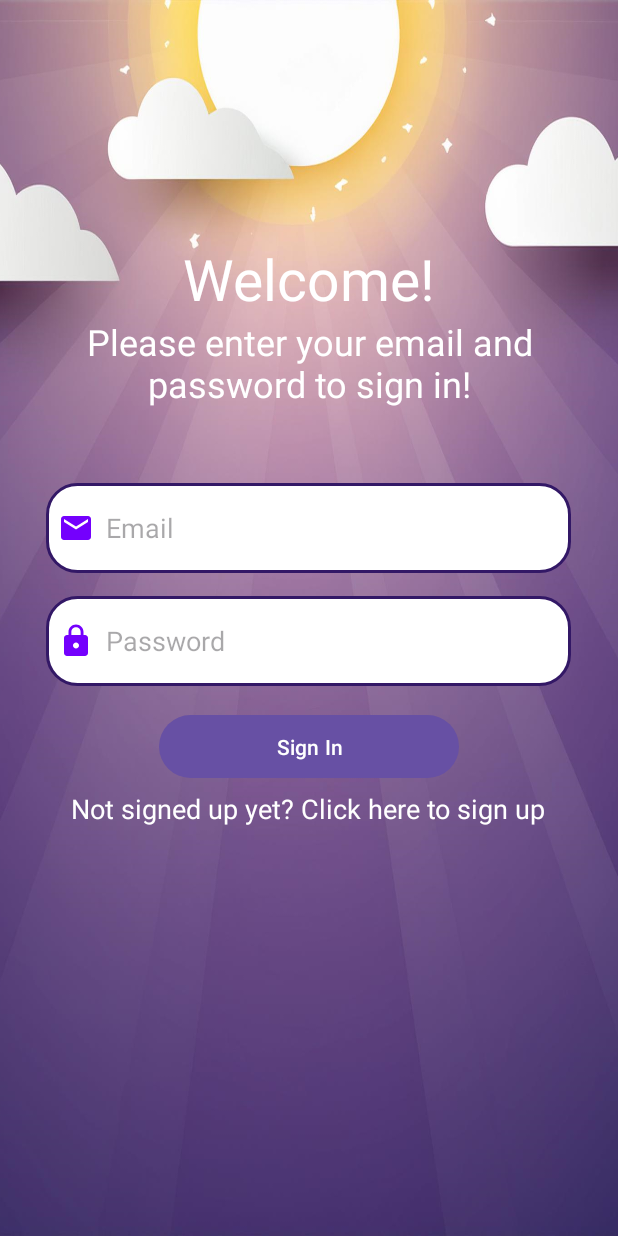
After one commit to AngelHannah/AWeatherApp, an Android app: the layout activity_login.xml on its own in the app's theme, with its tools: preview values and no code run, on a phone screen of 412 x 824 dp. The commit adds this screen. Run offline under Robolectric (Android 15) with nearby library versions, the phone set to English and light mode, and no system bars.

Commit message:
Adding login activity

```diff
--- a/app/src/main/AndroidManifest.xml
+++ b/app/src/main/AndroidManifest.xml
@@ -1,6 +1,6 @@
 <?xml version="1.0" encoding="utf-8"?>
 <manifest xmlns:android="http://schemas.android.com/apk/res/android"
-    xmlns:tools="http://schemas.android.com/tools">
+    xmlns:tools="http://schemas.android.com/tools" >
 
     <application
         android:allowBackup="true"
@@ -11,7 +11,16 @@
         android:roundIcon="@mipmap/ic_launcher_round"
         android:supportsRtl="true"
         android:theme="@style/Theme.AWeatherApp"
-        tools:targetApi="31">
+        tools:targetApi="31" >
+        <activity
+            android:name=".Activities.LoginActivity"
+            android:exported="true" >
+            <intent-filter>
+                <action android:name="android.intent.action.MAIN" />
+
+                <category android:name="android.intent.category.LAUNCHER" />
+            </intent-filter>
+        </activity>
         <activity
             android:name=".Activities.SignupActivity"
             android:exported="false" />
@@ -20,7 +29,7 @@
             android:exported="false" />
         <activity
             android:name=".Activities.MainActivity"
-            android:exported="true">
+            android:exported="true" >
             <intent-filter>
                 <action android:name="android.intent.action.MAIN" />
 
--- /dev/null
+++ b/app/src/main/java/com/example/aweatherapp/Activities/LoginActivity.java
@@ -0,0 +1,26 @@
+package com.example.aweatherapp.Activities;
+
+import android.os.Bundle;
+
+import androidx.activity.EdgeToEdge;
+import androidx.appcompat.app.AppCompatActivity;
+import androidx.core.graphics.Insets;
+import androidx.core.view.ViewCompat;
+import androidx.core.view.WindowInsetsCompat;
+
+import com.example.aweatherapp.R;
+
+public class LoginActivity extends AppCompatActivity {
+
+    @Override
+    protected void onCreate(Bundle savedInstanceState) {
+        super.onCreate(savedInstanceState);
+        EdgeToEdge.enable(this);
+        setContentView(R.layout.activity_login);
+        ViewCompat.setOnApplyWindowInsetsListener(findViewById(R.id.main), (v, insets) -> {
+            Insets systemBars = insets.getInsets(WindowInsetsCompat.Type.systemBars());
+            v.setPadding(systemBars.left, systemBars.top, systemBars.right, systemBars.bottom);
+            return insets;
+        });
+    }
+}
--- /dev/null
+++ b/app/src/main/res/layout/activity_login.xml
@@ -0,0 +1,105 @@
+<?xml version="1.0" encoding="utf-8"?>
+<LinearLayout
+    xmlns:android="http://schemas.android.com/apk/res/android"
+    xmlns:app="http://schemas.android.com/apk/res-auto"
+    xmlns:tools="http://schemas.android.com/tools"
+    android:id="@+id/main"
+    android:layout_width="match_parent"
+    android:layout_height="match_parent"
+    android:orientation="vertical"
+    android:background="@drawable/weatherapploginbackground"
+    tools:context=".Activities.LoginActivity">
+
+    <ScrollView
+        android:layout_width="match_parent"
+        android:layout_height="wrap_content">
+
+        <LinearLayout
+            android:layout_width="match_parent"
+            android:layout_height="wrap_content"
+            android:layout_marginTop="160dp"
+            android:orientation="vertical"
+            app:layout_constraintTop_toTopOf="parent">
+
+            <TextView
+                android:id="@+id/textView5"
+                android:layout_width="match_parent"
+                android:layout_height="wrap_content"
+                android:text="Welcome!"
+                android:textAlignment="center"
+                android:textColor="@color/white"
+                android:textSize="38sp" />
+
+            <TextView
+                android:id="@+id/textView6"
+                android:layout_width="match_parent"
+                android:layout_height="wrap_content"
+                android:text="Please enter your email and password to sign in!"
+                android:textAlignment="center"
+                android:paddingStart="3dp"
+                android:paddingEnd="3dp"
+                android:textColor="@color/white"
+                android:textSize="24sp"/>
+
+            <LinearLayout
+                android:layout_width="match_parent"
+                android:layout_height="match_parent"
+                android:orientation="vertical"
+                android:layout_marginTop="30dp"
+                android:padding="20dp">
+
+                <EditText
+                    android:id="@+id/signUp_Email"
+                    android:layout_width="350dp"
+                    android:layout_height="60dp"
+                    android:padding="8dp"
+                    android:background="@drawable/purple_border"
+                    android:drawableStart="@drawable/baseline_email_24"
+                    android:drawablePadding="8dp"
+                    android:layout_gravity="center"
+                    android:hint="Email"
+                    />
+
+                <EditText
+                    android:id="@+id/signUp_Password"
+                    android:inputType="textPassword"
+                    android:layout_width="350dp"
+                    android:layout_height="60dp"
+                    android:padding="8dp"
+                    android:layout_marginTop="15dp"
+                    android:layout_marginBottom="15dp"
+                    android:background="@drawable/purple_border"
+                    android:drawableStart="@drawable/baseline_lock_24"
+                    android:drawablePadding="8dp"
+                    android:layout_gravity="center"
+                    android:hint="Password"
+                    />
+
+                <Button
+                    android:id="@+id/submit_signUpBtn"
+                    android:layout_height="50dp"
+                    android:layout_width="200dp"
+                    android:text="Sign In"
+                    android:layout_gravity="center"
+                    />
+
+                <TextView
+                    android:id="@+id/signUpLink"
+                    android:layout_width="wrap_content"
+                    android:layout_height="wrap_content"
+                    android:text="Not signed up yet? Click here to sign up"
+                    android:layout_gravity="center"
+                    android:textSize="18sp"
+                    android:textColor="@color/white"
+                    android:padding="4dp"
+                    />
+
+
+            </LinearLayout>
+
+
+        </LinearLayout>
+
+    </ScrollView>
+
+</LinearLayout>
--- a/app/src/main/res/layout/activity_signup.xml
+++ b/app/src/main/res/layout/activity_signup.xml
@@ -82,10 +82,22 @@
                 />
 
             <Button
-                android:layout_height="55dp"
-                android:layout_width="250dp"
+                android:id="@+id/submit_signUpBtn"
+                android:layout_height="50dp"
+                android:layout_width="200dp"
                 android:text="Sign Up"
                 android:layout_gravity="center"
+                />
+
+            <TextView
+                android:id="@+id/logInLink"
+                android:layout_width="wrap_content"
+                android:layout_height="wrap_content"
+                android:text="Already signed up? Click here to login"
+                android:layout_gravity="center"
+                android:textSize="18sp"
+                android:textColor="@color/white"
+                android:padding="4dp"
                 />
 
 
```
